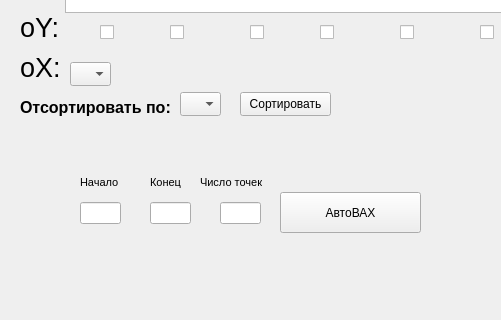
First picture: the form in interface.ui, repository KejLater/lab_stand, before the edit; both pictures show x 290 to 791 and y 398 to 718 of the 1099 by 718 pixel window.
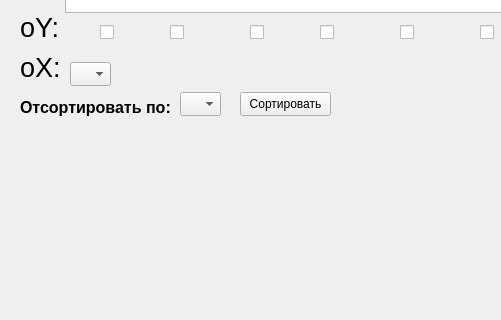
Second picture: the form after the edit.

Commit message: Beta version, auto_launch was removed

```diff
--- a/interface.ui
+++ b/interface.ui
@@ -1277,106 +1277,6 @@
      <string>&lt;html&gt;&lt;head/&gt;&lt;body&gt;&lt;p&gt;&lt;span style=&quot; font-size:20pt;&quot;&gt;oY:&lt;/span&gt;&lt;/p&gt;&lt;/body&gt;&lt;/html&gt;</string>
     </property>
    </widget>
-   <widget class="QLineEdit" name="auto_begin">
-    <property name="geometry">
-     <rect>
-      <x>370</x>
-      <y>600</y>
-      <width>41</width>
-      <height>22</height>
-     </rect>
-    </property>
-    <property name="text">
-     <string/>
-    </property>
-   </widget>
-   <widget class="QLineEdit" name="auto_end">
-    <property name="geometry">
-     <rect>
-      <x>440</x>
-      <y>600</y>
-      <width>41</width>
-      <height>22</height>
-     </rect>
-    </property>
-    <property name="text">
-     <string/>
-    </property>
-   </widget>
-   <widget class="QLineEdit" name="auto_step">
-    <property name="geometry">
-     <rect>
-      <x>510</x>
-      <y>600</y>
-      <width>41</width>
-      <height>22</height>
-     </rect>
-    </property>
-    <property name="text">
-     <string/>
-    </property>
-   </widget>
-   <widget class="QLabel" name="V1_label_5">
-    <property name="enabled">
-     <bool>true</bool>
-    </property>
-    <property name="geometry">
-     <rect>
-      <x>370</x>
-      <y>570</y>
-      <width>41</width>
-      <height>21</height>
-     </rect>
-    </property>
-    <property name="text">
-     <string>&lt;html&gt;&lt;head/&gt;&lt;body&gt;&lt;p&gt;&lt;span style=&quot; font-size:8pt;&quot;&gt;Начало&lt;/span&gt;&lt;/p&gt;&lt;/body&gt;&lt;/html&gt;</string>
-    </property>
-   </widget>
-   <widget class="QLabel" name="V1_label_6">
-    <property name="enabled">
-     <bool>true</bool>
-    </property>
-    <property name="geometry">
-     <rect>
-      <x>440</x>
-      <y>570</y>
-      <width>41</width>
-      <height>21</height>
-     </rect>
-    </property>
-    <property name="text">
-     <string>&lt;html&gt;&lt;head/&gt;&lt;body&gt;&lt;p&gt;&lt;span style=&quot; font-size:8pt;&quot;&gt;Конец&lt;/span&gt;&lt;/p&gt;&lt;/body&gt;&lt;/html&gt;</string>
-    </property>
-   </widget>
-   <widget class="QLabel" name="V1_label_7">
-    <property name="enabled">
-     <bool>true</bool>
-    </property>
-    <property name="geometry">
-     <rect>
-      <x>490</x>
-      <y>570</y>
-      <width>71</width>
-      <height>21</height>
-     </rect>
-    </property>
-    <property name="text">
-     <string>&lt;html&gt;&lt;head/&gt;&lt;body&gt;&lt;p&gt;&lt;span style=&quot; font-size:8pt;&quot;&gt;Число точек&lt;/span&gt;&lt;/p&gt;&lt;/body&gt;&lt;/html&gt;</string>
-    </property>
-   </widget>
-   <widget class="QPushButton" name="auto_launch">
-    <property name="geometry">
-     <rect>
-      <x>570</x>
-      <y>590</y>
-      <width>141</width>
-      <height>41</height>
-     </rect>
-    </property>
-    <property name="text">
-     <string>АвтоВАХ</string>
-    </property>
-   </widget>
    <widget class="QComboBox" name="choose_sort">
     <property name="geometry">
      <rect>
```
The commit also changes 2 other files.
